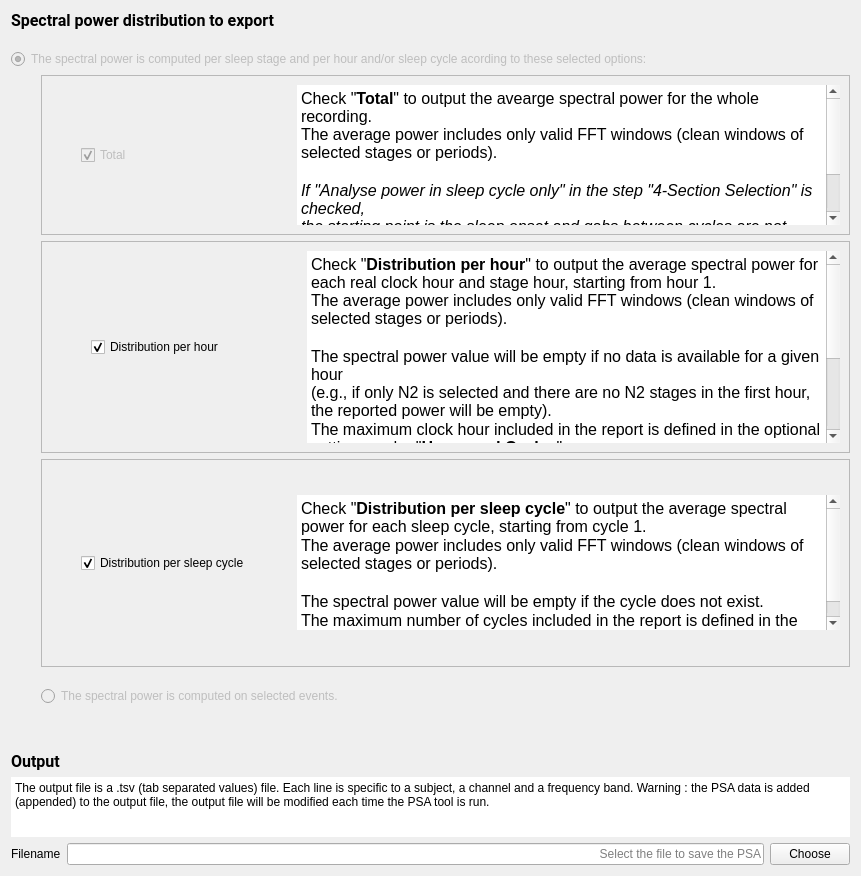
SnoozToolbox/snooz-package-ceams, file tools/CEAMSTools/PowerSpectralAnalysis/Outputfiles/Ui_Outputfiles.ui: the form before one commit.
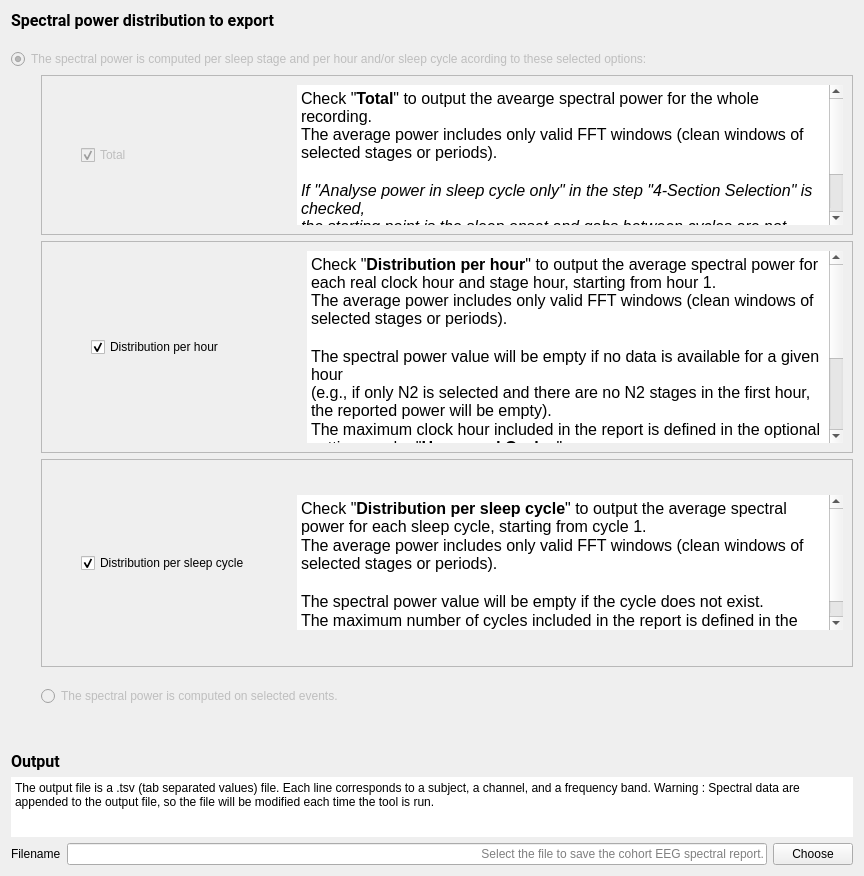
The form after the commit.

Commit message: Update the UI of the EEG Spectral Power tools (Analyse and Review) to remove PSA occurrences.

The edit to the form file:
```diff
--- a/tools/CEAMSTools/PowerSpectralAnalysis/Outputfiles/Ui_Outputfiles.ui
+++ b/tools/CEAMSTools/PowerSpectralAnalysis/Outputfiles/Ui_Outputfiles.ui
@@ -6,7 +6,7 @@
    <rect>
     <x>0</x>
     <y>0</y>
-    <width>861</width>
+    <width>864</width>
     <height>876</height>
    </rect>
   </property>
@@ -476,7 +476,7 @@
         <bool>true</bool>
        </property>
        <property name="plainText">
-        <string>The output file is a .tsv (tab separated values) file. Each line is specific to a subject, a channel and a frequency band. Warning : the PSA data is added (appended) to the output file, the output file will be modified each time the PSA tool is run.</string>
+        <string>The output file is a .tsv (tab separated values) file. Each line corresponds to a subject, a channel, and a frequency band. Warning : Spectral data are appended to the output file, so the file will be modified each time the tool is run.</string>
        </property>
       </widget>
      </item>
@@ -501,7 +501,7 @@
           <set>Qt::AlignmentFlag::AlignRight|Qt::AlignmentFlag::AlignTrailing|Qt::AlignmentFlag::AlignVCenter</set>
          </property>
          <property name="placeholderText">
-          <string>Select the file to save the PSA</string>
+          <string>Select the file to save the cohort EEG spectral report.</string>
          </property>
         </widget>
        </item>
```
The commit also changes 11 other files.
